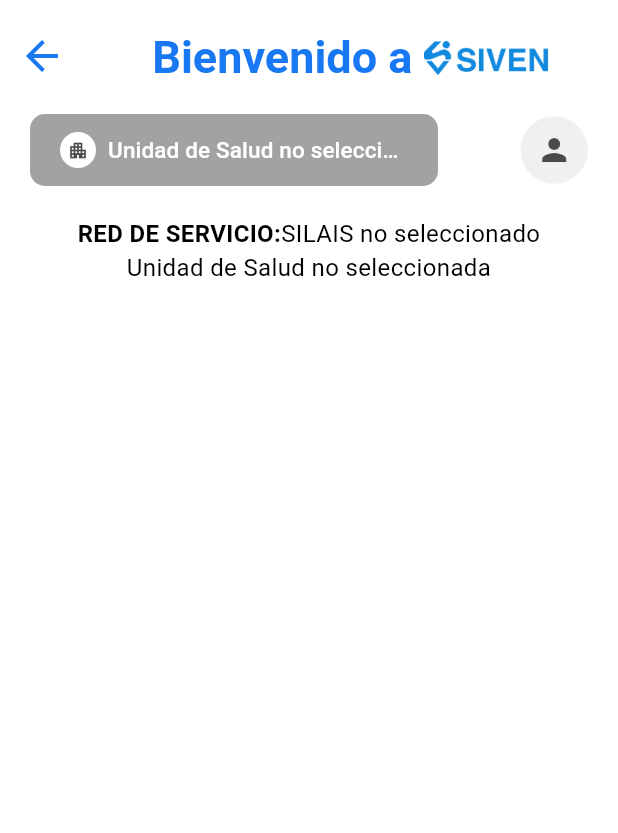
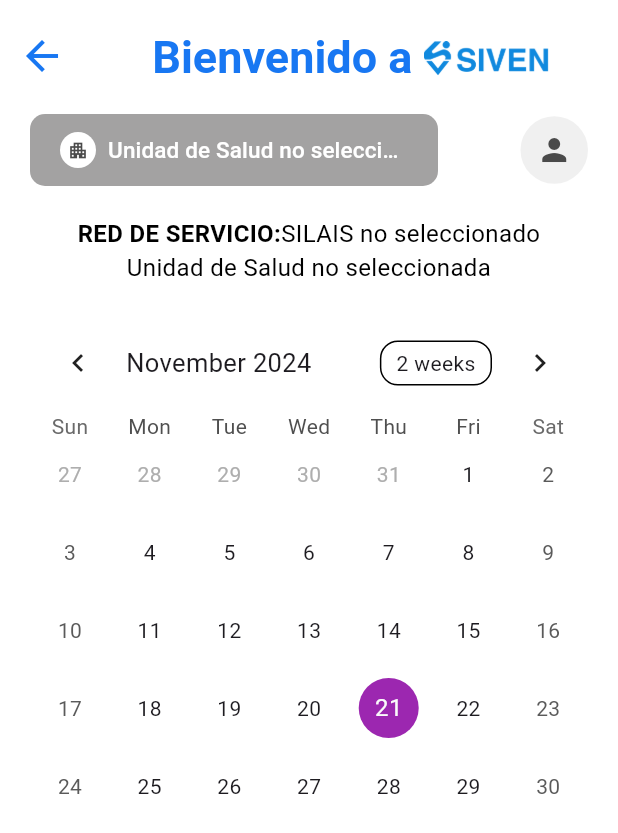
Before and after one commit to diedrizon/Frontend-siven, a Flutter app: the GestionJornadas screen opened by its route, on a phone screen of 412 x 824 dp. Shown: the top 833 px of the screen. Run offline on Flutter 3.47's test engine with Material 3 defaults, Android fonts, the phone set to English and light mode, and no system bars; drawn by our look-alikes of table_calendar; our stand-ins replace connectivity_plus, dropdown_search, flutter_map, flutter_secure_storage, latlong2, location and 5 more; missing offline and left inert: geojson; accounts and stored records are empty.

Commit message:
:lipstick: Agregando v1 del Calendario de Jornada

```diff
--- a/lib/features/gestionJornadas/gestion_jornadas.dart
+++ b/lib/features/gestionJornadas/gestion_jornadas.dart
@@ -4,6 +4,7 @@
 import 'package:siven_app/core/services/selection_storage_service.dart';
 import 'package:http/http.dart' as http;
 import 'package:siven_app/widgets/Encabezado_reporte_analisis.dart';
+import 'package:table_calendar/table_calendar.dart';
 
 class GestionJornadas extends StatefulWidget {
   const GestionJornadas({Key? key}) : super(key: key);
@@ -21,6 +22,9 @@
   late CatalogServiceRedServicio catalogService;
   late SelectionStorageService selectionStorageService;
 
+  // Eventos del calendario
+  Map<DateTime, List<String>> eventos = {};
+
   @override
   void initState() {
     super.initState();
@@ -28,8 +32,8 @@
     // Inicialización de servicios
     initializeServices();
 
-    // Carga inicial de los datos
-    // loadCatalogData();
+    // Simulación: Carga de eventos desde un servicio
+    cargarEventosDesdeServicio();
   }
 
   void initializeServices() {
@@ -40,9 +44,22 @@
     selectionStorageService = SelectionStorageService();
   }
 
+  void cargarEventosDesdeServicio() async {
+    // Simula una llamada al servicio y agrega eventos al mapa
+    // Aquí deberías reemplazarlo con la lógica real de tu servicio
+    setState(() {
+      eventos = {
+        DateTime(2024, 11, 4): ['Jornada completada'],
+        DateTime(2024, 11, 16): ['Jornada en curso'],
+        DateTime(2024, 11, 28): ['Jornada pendiente'],
+      };
+    });
+  }
+
   @override
   Widget build(BuildContext context) {
     const Color morado = Color(0xFF9C27B0);
+
     return Scaffold(
       backgroundColor: Colors.white,
       appBar: AppBar(
@@ -83,6 +100,28 @@
                       catalogService: catalogService,
                       selectionStorageService: selectionStorageService),
                   const SizedBox(height: 20.0),
+                  TableCalendar(
+                    focusedDay: DateTime.now(),
+                    firstDay: DateTime.utc(2020, 1, 1),
+                    lastDay: DateTime.utc(2030, 1, 1),
+                    eventLoader: (day) => eventos[day] ?? [],
+                    calendarStyle: CalendarStyle(
+                      todayDecoration: BoxDecoration(
+                        color: morado,
+                        shape: BoxShape.circle,
+                      ),
+                      markerDecoration: BoxDecoration(
+                        color: Colors.purpleAccent,
+                        shape: BoxShape.circle,
+                      ),
+                      markersAlignment: Alignment.bottomCenter,
+                    ),
+                    onDaySelected: (selectedDay, focusedDay) {
+                      setState(() {
+                        // Muestra algo basado en el día seleccionado si es necesario
+                      });
+                    },
+                  ),
                 ],
               ),
             ),
--- a/pubspec.yaml
+++ b/pubspec.yaml
@@ -1,6 +1,6 @@
 name: siven_app
 description: "A new Flutter project."
-publish_to: 'none' # Prevents accidental publication
+publish_to: "none" # Prevents accidental publication
 
 version: 1.0.0+1
 
@@ -32,8 +32,7 @@
   open_filex: ^3.2.1
   location: ^5.0.0
   url_launcher: ^6.1.10
-
-
+  table_calendar: ^3.0.8
 
 dev_dependencies:
   flutter_test:
```
Also changed, not shown: pubspec.lock.
